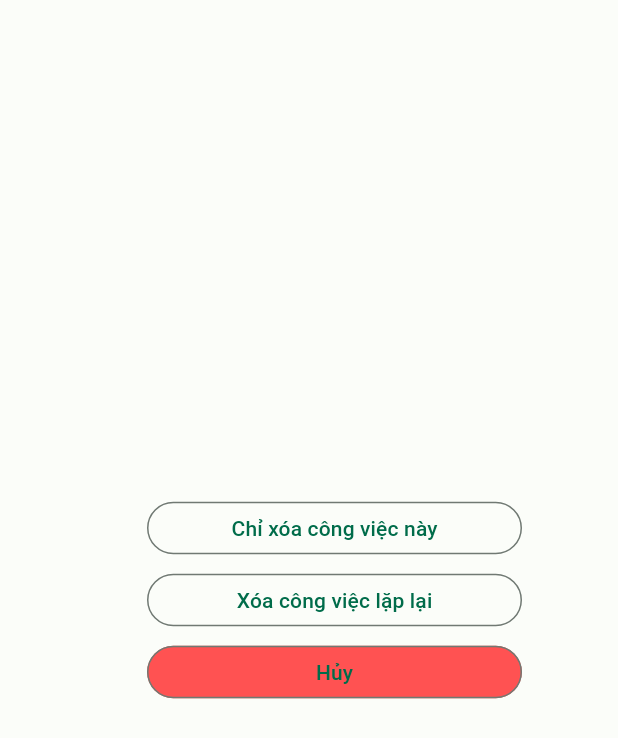
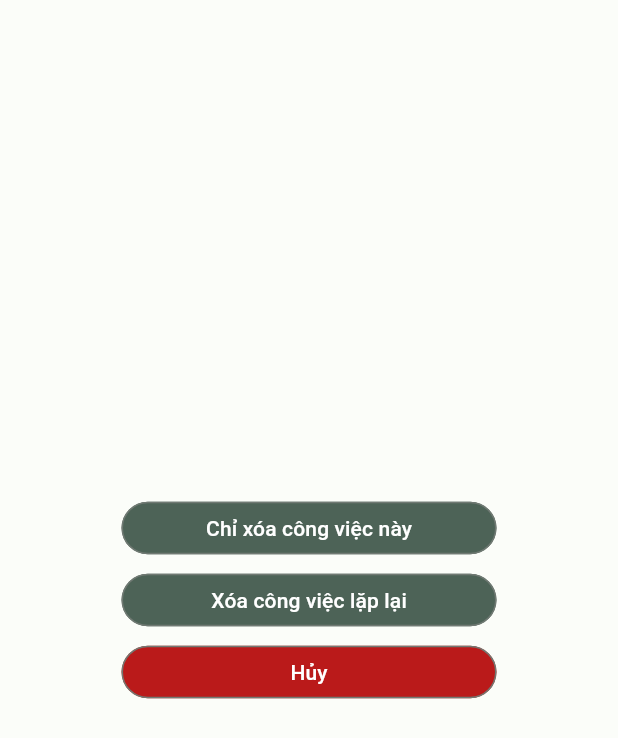
Before and after one commit to VuDucTruong/Personal-Schedule-Management, a Flutter app: the DeleteDialog widget shown alone on an empty page, opened directly, on a phone screen of 412 x 824 dp. Shown: the top 738 px of the screen. Run offline on Flutter 3.47's test engine with Material 3 defaults, Android fonts, the phone set to English and light mode, and no system bars; our stand-ins replace audioplayers, cloud_firestore, email_validator, firebase_auth, firebase_core, flutter_local_notifications and 12 more; missing offline and left inert: device_calendar, mailer; accounts and stored records are empty; network calls fail.

Commit message:
Update UI
Update:
- work detail page
- delete dialog
Fixed bug: Weather didn't use app date format

```diff
--- a/personal_schedule_management/lib/features/pages/report_page.dart
+++ b/personal_schedule_management/lib/features/pages/report_page.dart
@@ -54,7 +54,7 @@ class _ReportPageState extends State<ReportPage> {
                         height: 400,
                         child: SplineChart(reportController.congViecHT)),
                     SizedBox(
-                      height: 350,
+                      height: 370,
                       child: numOfFinish != 0 || numOfUnfinish != 0 || numOfLate != 0
                               ? PieChart(numOfFinish, numOfUnfinish, numOfLate)
                               : Card(
--- a/personal_schedule_management/lib/features/widgets/stateless/delete_dialog.dart
+++ b/personal_schedule_management/lib/features/widgets/stateless/delete_dialog.dart
@@ -5,27 +5,42 @@ class DeleteDialog extends StatelessWidget {
   Widget build(BuildContext context) {
     // TODO: implement build
     return AlertDialog(
+      actionsOverflowAlignment: OverflowBarAlignment.center,
       actionsAlignment: MainAxisAlignment.center,
       actions: [
         OutlinedButton(
-            style: OutlinedButton.styleFrom(minimumSize: Size(250, 35)),
+            style: OutlinedButton.styleFrom(
+              minimumSize: Size(250, 35),
+              backgroundColor: Theme.of(context).colorScheme.secondary,
+              foregroundColor: Theme.of(context).colorScheme.onSecondary
+            ),
             onPressed: () {
               Navigator.pop(context, 2);
             },
-            child: Text('Chỉ xóa công việc này')),
+            child: Text('Chỉ xóa công việc này')
+        ),
         OutlinedButton(
-            style: OutlinedButton.styleFrom(minimumSize: Size(250, 35)),
+            style: OutlinedButton.styleFrom(
+                minimumSize: Size(250, 35),
+                backgroundColor: Theme.of(context).colorScheme.secondary,
+                foregroundColor: Theme.of(context).colorScheme.onSecondary
+            ),
             onPressed: () {
               Navigator.pop(context, 1);
             },
-            child: Text('Xóa công việc lặp lại')),
+            child: Text('Xóa công việc lặp lại')
+        ),
         OutlinedButton(
             style: OutlinedButton.styleFrom(
-                minimumSize: Size(250, 35), backgroundColor: Colors.redAccent),
+                minimumSize: Size(250, 35),
+                backgroundColor: Theme.of(context).colorScheme.error,
+                foregroundColor: Theme.of(context).colorScheme.onError
+            ),
             onPressed: () {
               Navigator.pop(context, 0);
             },
-            child: Text('Hủy'))
+            child: Text('Hủy')
+        )
       ],
     );
   }
```
Also changed, not shown: personal_schedule_management/lib/features/pages/calendar_page.dart (+10 -4 lines), personal_schedule_management/lib/features/pages/work_detail_page.dart (+9 -9 lines).
